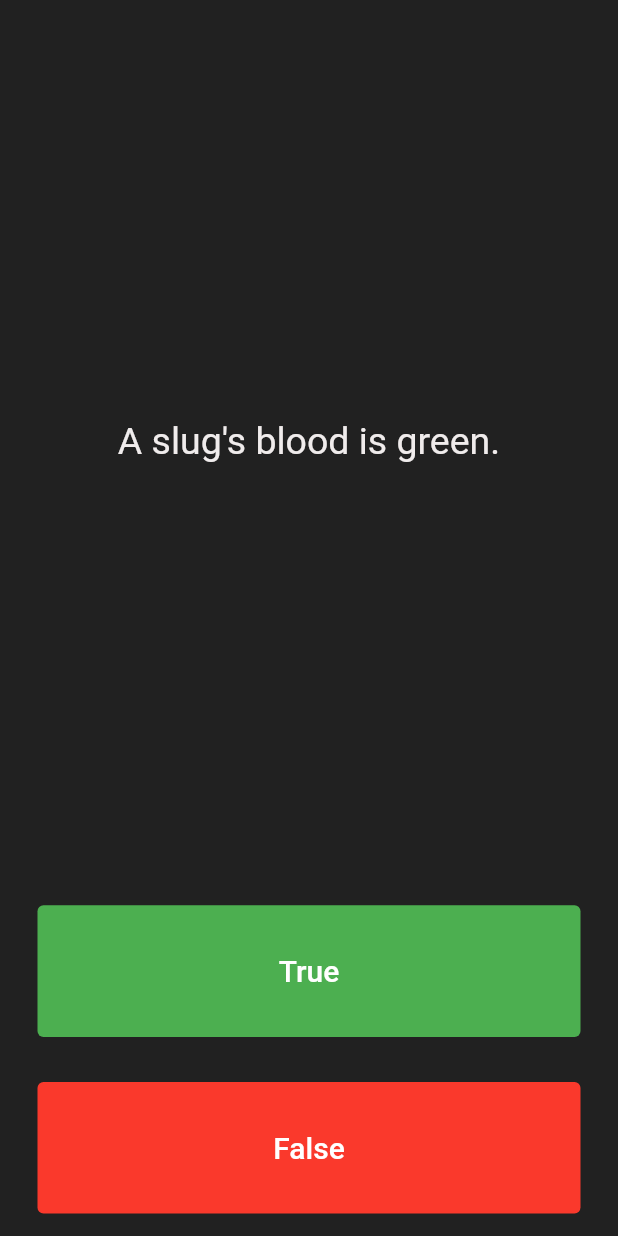
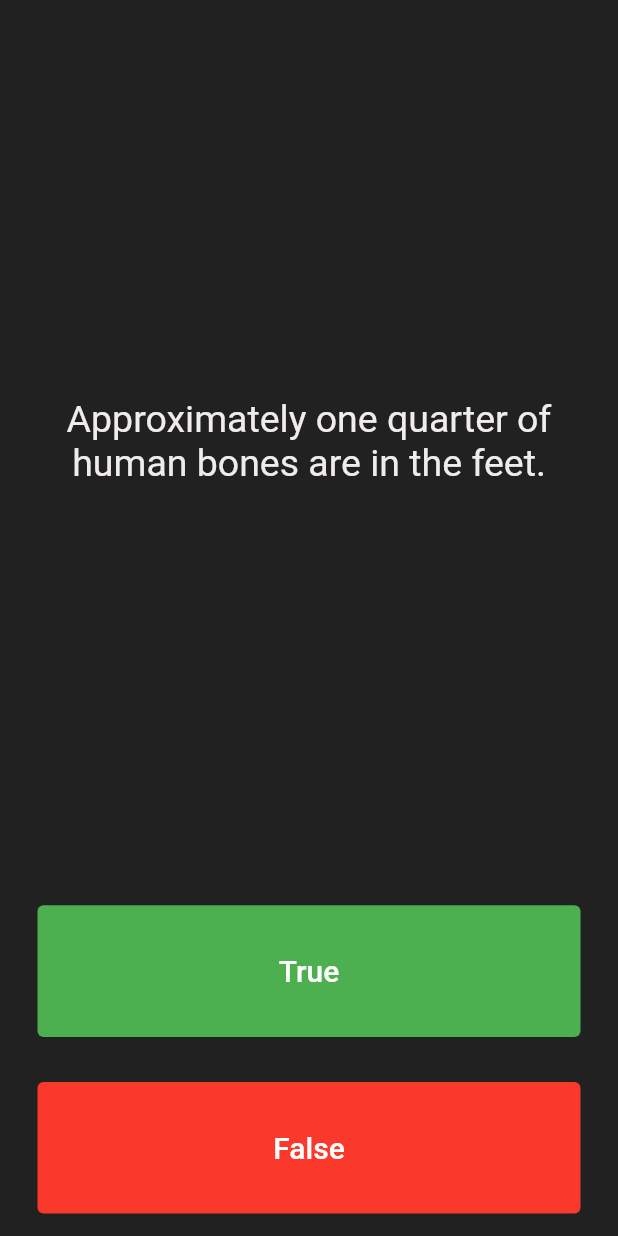
Before and after one commit to saubhagyap/Quiz_App, a Flutter app: the screen it shows after launch, after a tap on "True", after a tap on "False", on a phone screen of 412 x 824 dp. Run offline on Flutter 3.47's test engine with Material 2 defaults, Android fonts, the phone set to English and light mode, and no system bars.

Commit message:
Updated Work

```diff
--- a/lib/main.dart
+++ b/lib/main.dart
@@ -1,5 +1,7 @@
 import 'package:flutter/material.dart';
-import 'package:quiz_app/question.dart';
+import 'quizBrain.dart';
+
+QuizBrain quizBrain = QuizBrain();
 
 void main() => runApp(const Quizzler());
 
@@ -33,23 +35,6 @@ class QuizPage extends StatefulWidget {
 class _QuizPageState extends State<QuizPage> {
   List<Icon> scoreKeeper = [];
 
-  // List<String> questions = [
-  //   'You can lead a cow down stairs but not up stairs.',
-  //   'Approximately one quarter of human bones are in the feet.',
-  //   'A slug\'s blood is green.',
-  // ];
-  // List<bool> answers = [false, true, true];
-
-  // Question q1 = Question(q: 'You can lead a cow down stairs but not up stairs.', a: false ),
-
-  List<Question> questionBank = [
-    Question(q: 'You can lead a cow down stairs but not up stairs.', a: false),
-    Question(
-        q: 'Approximately one quarter of human bones are in the feet.',
-        a: true),
-    Question(q: 'A slug\'s blood is green.', a: true)
-  ];
-
   int questionNumber = 0;
 
   @override
@@ -64,7 +49,7 @@ class _QuizPageState extends State<QuizPage> {
             padding: EdgeInsets.all(10.0),
             child: Center(
               child: Text(
-                questionBank[questionNumber].questionText,
+                quizBrain.questionBank[questionNumber].questionText,
                 textAlign: TextAlign.center,
                 style: TextStyle(
                   fontSize: 25.0,
@@ -91,7 +76,7 @@ class _QuizPageState extends State<QuizPage> {
                 //The user picked true.
 
                 bool correctanswers =
-                    questionBank[questionNumber].questionAnswer;
+                    quizBrain.questionBank[questionNumber].questionAnswer;
 
                 if (correctanswers == true) {
                   print('user got it right');
@@ -126,7 +111,7 @@ class _QuizPageState extends State<QuizPage> {
                 //The user picked false.
 
                 bool correctanswers =
-                    questionBank[questionNumber].questionAnswer;
+                    quizBrain.questionBank[questionNumber].questionAnswer;
 
                 if (correctanswers == false) {
                   print('user got it right');
@@ -149,9 +134,3 @@ class _QuizPageState extends State<QuizPage> {
     );
   }
 }
-
-/*
-question1: 'You can lead a cow down stairs but not up stairs.', false,
-question2: 'Approximately one quarter of human bones are in the feet.', true,
-question3: 'A slug\'s blood is green.', true,
-*/
--- /dev/null
+++ b/lib/quizBrain.dart
@@ -0,0 +1,33 @@
+import 'question.dart';
+
+class QuizBrain {
+  List<Question> questionBank = [
+    Question(q: 'Some cats are actually allergic to humans', a: true),
+    Question(q: 'You can lead a cow down stairs but not up stairs.', a: false),
+    Question(
+        q: 'Approximately one quarter of human bones are in the feet.',
+        a: true),
+    Question(q: 'A slug\'s blood is green.', a: true),
+    Question(q: 'Buzz Aldrin\'s mother\'s maiden name was \"Moon\".', a: true),
+    Question(q: 'It is illegal to pee in the Ocean in Portugal.', a: true),
+    Question(
+        q: 'No piece of square dry paper can be folded in half more than 7 times.',
+        a: false),
+    Question(
+        q: 'In London, UK, if you happen to die in the House of Parliament, you are technically entitled to a state funeral, because the building is considered too sacred a place.',
+        a: true),
+    Question(
+        q: 'The loudest sound produced by any animal is 188 decibels. That animal is the African Elephant.',
+        a: false),
+    Question(
+        q: 'The total surface area of two human lungs is approximately 70 square metres.',
+        a: true),
+    Question(q: 'Google was originally called \"Backrub\".', a: true),
+    Question(
+        q: 'Chocolate affects a dog\'s heart and nervous system; a few ounces are enough to kill a small dog.',
+        a: true),
+    Question(
+        q: 'In West Virginia, USA, if you accidentally hit an animal with your car, you are free to take it home to eat.',
+        a: true),
+  ];
+}
```
Also changed, not shown: 1 other file.
